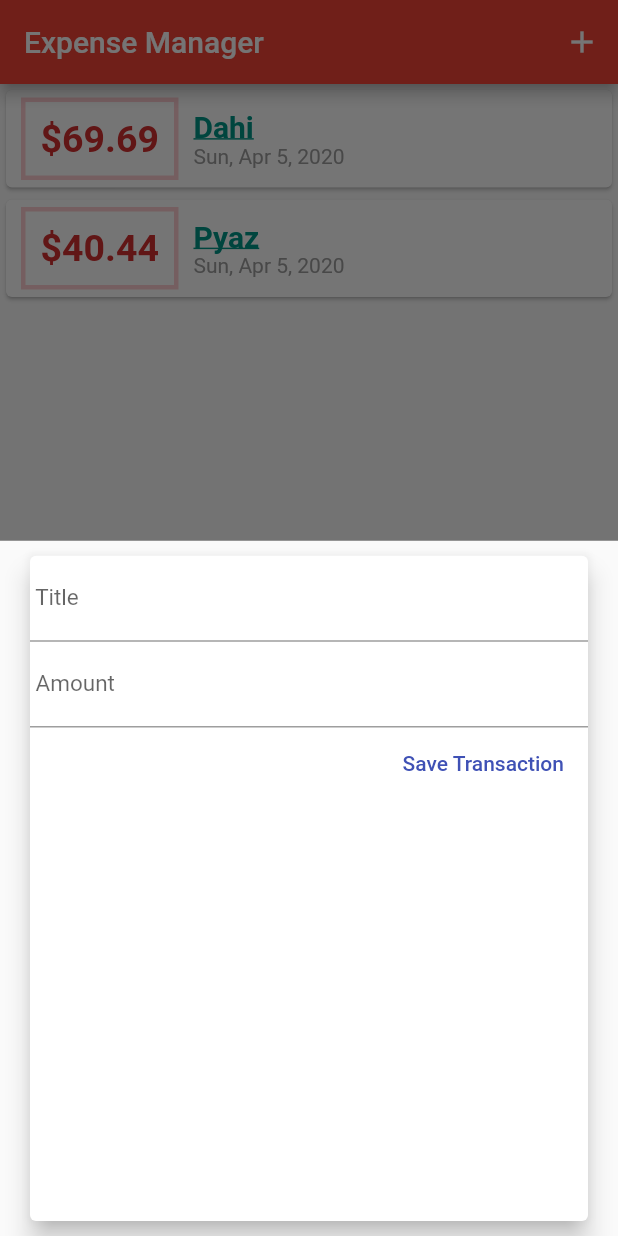
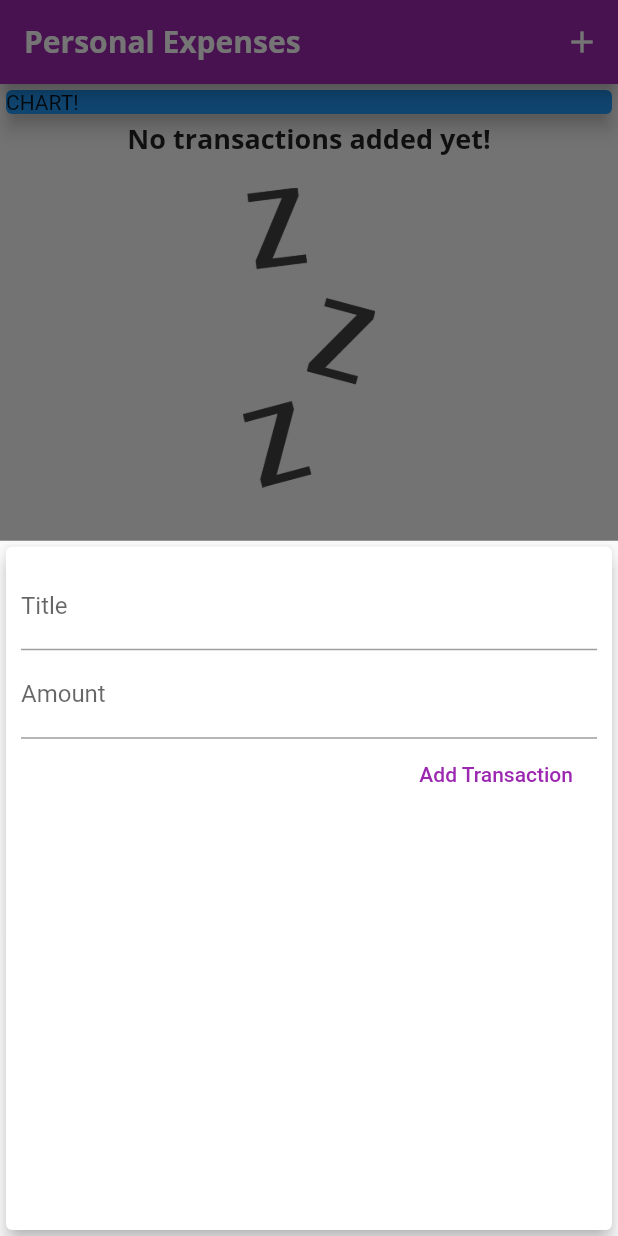
Before and after one commit to RaiAnsar/Expense_Manager, a Flutter app: the screen it shows after launch, after a tap on the "add" icon, on a phone screen of 412 x 824 dp. Run offline on Flutter 3.47's test engine with Material 2 defaults, Android fonts, the phone set to English and light mode, and no system bars.

Commit message:
Used Tuts Code

```diff
--- a/lib/Widgets/new_transaction.dart
+++ b/lib/Widgets/new_transaction.dart
@@ -1,11 +1,9 @@
 import 'package:flutter/material.dart';
 
 class NewTransaction extends StatefulWidget {
-  final Function addTransaction;
+  final Function addTx;
 
-  NewTransaction(this.addTransaction);
-
-
+  NewTransaction(this.addTx);
 
   @override
   _NewTransactionState createState() => _NewTransactionState();
@@ -16,59 +14,51 @@ class _NewTransactionState extends State<NewTransaction> {
 
   final amountController = TextEditingController();
 
-  triggerTransaction() {
-    final titleData = titleController.text;
-    final amountData = double.parse(amountController.text);
+  void submitData() {
+    final enteredTitle = titleController.text;
+    final enteredAmount = double.parse(amountController.text);
 
-    if (titleData == null || amountData <= 0) {
+    if (enteredTitle.isEmpty || enteredAmount <= 0) {
       return;
     }
-Navigator.of(context).pop(); //navigator to pop the top most screen/ here modal bottom sheet
-    widget.addTransaction(titleData, amountData);
+
+    widget.addTx(
+      enteredTitle,
+      enteredAmount,
+    );
+
+    Navigator.of(context).pop();
   }
 
   @override
   Widget build(BuildContext context) {
-
-    return Padding(
-      padding: const EdgeInsets.all(10),
-      child: Card(
-        margin: EdgeInsets.symmetric(horizontal: 10),
-        elevation: 7,
+    return Card(
+      elevation: 5,
+      child: Container(
+        padding: EdgeInsets.all(10),
         child: Column(
           crossAxisAlignment: CrossAxisAlignment.end,
           children: <Widget>[
             TextField(
-              style: TextStyle(
-                fontSize: 15,
-              ),
-              decoration: InputDecoration(labelText: " Title"),
+              decoration: InputDecoration(labelText: 'Title'),
               controller: titleController,
-              keyboardType: TextInputType.text, //TODO: redudandant
-              onSubmitted: (_) {
-                triggerTransaction();
-              },
-              // onChanged: (tValue) => titleText = tValue,
+              onSubmitted: (_) => submitData(),
+              // onChanged: (val) {
+              //   titleInput = val;
+              // },
             ),
             TextField(
-              style: TextStyle(fontSize: 15),
-              decoration: InputDecoration(labelText: " Amount"),
+              decoration: InputDecoration(labelText: 'Amount'),
               controller: amountController,
-              keyboardType: TextInputType.numberWithOptions(decimal: true),
-              onSubmitted: (_) {
-                triggerTransaction();
-              },
-              // onChanged: (aValue) => amountText = aValue,
+              keyboardType: TextInputType.number,
+              onSubmitted: (_) => submitData(),
+              // onChanged: (val) => amountInput = val,
             ),
             FlatButton(
-              onPressed: () {
-                triggerTransaction();
-                print(titleController.text);
-                print(amountController.text);
-              },
-              child: Text('Save Transaction'),
-              textColor: Colors.indigo,
-            )
+              child: Text('Add Transaction'),
+              textColor: Colors.purple,
+              onPressed: submitData,
+            ),
           ],
         ),
       ),
--- a/lib/Widgets/transaction_list.dart
+++ b/lib/Widgets/transaction_list.dart
@@ -1,62 +1,82 @@
 import 'package:flutter/material.dart';
 import 'package:intl/intl.dart';
 
+import '../models/transaction.dart';
+
 class TransactionList extends StatelessWidget {
-  TransactionList(this._userTransactions);
+  final List<Transaction> transactions;
 
-  final List _userTransactions;
+  TransactionList(this.transactions);
 
   @override
   Widget build(BuildContext context) {
     return Container(
-        height:MediaQuery.of(context).size.height,
-        child: ListView.builder(
-          itemBuilder: (context, index) {
-
+      height: 300,
+      child: transactions.isEmpty
+          ? Column(
+              children: <Widget>[
+                Text(
+                  'No transactions added yet!',
+                  style: Theme.of(context).textTheme.title,
+                ),
+                SizedBox(
+                  height: 20,
+                ),
+                Container(
+                    height: 200,
+                    child: Image.asset(
+                      'assets/images/waiting.png',
+                      fit: BoxFit.cover,
+                    )),
+              ],
+            )
+          : ListView.builder(
+              itemBuilder: (ctx, index) {
                 return Card(
-              //    elevation: 10,
                   child: Row(
                     children: <Widget>[
                       Container(
-                    child: Text(
-                      '\$${_userTransactions[index].amount.toStringAsFixed(2)}', //Imp
-                      style: TextStyle(
-                          fontSize: 25,
-                          fontWeight: FontWeight.bold,
-                          color: Theme.of(context).primaryColorDark),
+                        margin: EdgeInsets.symmetric(
+                          vertical: 10,
+                          horizontal: 15,
                         ),
-                    margin: EdgeInsets.symmetric(horizontal: 10, vertical: 5),
                         decoration: BoxDecoration(
-                      border: Border.all(color: Theme.of(context).primaryColorLight, width: 3),
+                          border: Border.all(
+                            color: Theme.of(context).primaryColor,
+                            width: 2,
+                          ),
                         ),
                         padding: EdgeInsets.all(10),
+                        child: Text(
+                          '\$${transactions[index].amount.toStringAsFixed(2)}',
+                          style: TextStyle(
+                            fontWeight: FontWeight.bold,
+                            fontSize: 20,
+                            color: Theme.of(context).primaryColor,
+                          ),
+                        ),
                       ),
                       Column(
                         crossAxisAlignment: CrossAxisAlignment.start,
                         children: <Widget>[
                           Text(
-                        _userTransactions[index].title,
-                        style: TextStyle(
-                            color: Theme.of(context).accentColor,
-                            fontSize: 20,
-                            fontWeight: FontWeight.w600,
-                            decoration: TextDecoration.underline),
+                            transactions[index].title,
+                            style: Theme.of(context).textTheme.title,
                           ),
                           Text(
-                          DateFormat.yMMMEd()
-                              .format(_userTransactions[index].date),
+                            DateFormat.yMMMd().format(transactions[index].date),
                             style: TextStyle(
                               color: Colors.grey,
-                          ))
+                            ),
+                          ),
                         ],
-                  )
+                      ),
                     ],
                   ),
                 );
               },
-          itemCount: _userTransactions.length,
-        ) //.toList(), //# Bro I'm lonely here
+              itemCount: transactions.length,
+            ),
     );
-    //);
   }
 }
--- a/lib/main.dart
+++ b/lib/main.dart
@@ -1,7 +1,8 @@
 import 'package:flutter/material.dart';
+
 import './widgets/new_transaction.dart';
-import 'widgets/transaction_list.dart';
-import 'models/transaction.dart';
+import './widgets/transaction_list.dart';
+import './models/transaction.dart';
 
 void main() => runApp(MyApp());
 
@@ -9,68 +10,116 @@ class MyApp extends StatelessWidget {
   @override
   Widget build(BuildContext context) {
     return MaterialApp(
-      title: 'Expense Manager Flutter',
+      title: 'Personal Expenses',
+      theme: ThemeData(
+          primarySwatch: Colors.purple,
+          accentColor: Colors.amber,
+          fontFamily: 'Quicksand',
+          textTheme: ThemeData.light().textTheme.copyWith(
+                title: TextStyle(
+                  fontFamily: 'OpenSans',
+                  fontWeight: FontWeight.bold,
+                  fontSize: 18,
+                ),
+              ),
+          appBarTheme: AppBarTheme(
+            textTheme: ThemeData.light().textTheme.copyWith(
+                  title: TextStyle(
+                    fontFamily: 'OpenSans',
+                    fontSize: 20,
+                    fontWeight: FontWeight.bold,
+                  ),
+                ),
+          )),
       home: MyHomePage(),
-      theme: ThemeData(primarySwatch: Colors.red, accentColor: Colors.teal, appBarTheme: AppBarTheme(color: Colors.lime)),
     );
   }
 }
 
 class MyHomePage extends StatefulWidget {
+  // String titleInput;
+  // String amountInput;
   @override
   _MyHomePageState createState() => _MyHomePageState();
 }
 
 class _MyHomePageState extends State<MyHomePage> {
-  final List<Transactoin> _userTransactions = [
-    Transactoin(id: '01', title: 'Dahi', amount: 69.69, date: DateTime.now()),
-    Transactoin(id: '02', title: 'Pyaz', amount: 40.44, date: DateTime.now()),
+  final List<Transaction> _userTransactions = [
+    // Transaction(
+    //   id: 't1',
+    //   title: 'New Shoes',
+    //   amount: 69.99,
+    //   date: DateTime.now(),
+    // ),
+    // Transaction(
+    //   id: 't2',
+    //   title: 'Weekly Groceries',
+    //   amount: 16.53,
+    //   date: DateTime.now(),
+    // ),
   ];
 
-  void _addTransaction(String tranTitle, double tranAmount) {
-    final newTransaction = Transactoin(
-        title: tranTitle,
-        amount: tranAmount,
-        date: DateTime.now(),
-        id: DateTime.now().toString());
+  void _addNewTransaction(String txTitle, double txAmount) {
+    final newTx = Transaction(
+      title: txTitle,
+      amount: txAmount,
+      date: DateTime.now(),
+      id: DateTime.now().toString(),
+    );
 
     setState(() {
-      _userTransactions.add(newTransaction);
+      _userTransactions.add(newTx);
     });
   }
 
-_startNewTransaction(BuildContext ctx) {
-  showModalBottomSheet(
+  void _startAddNewTransaction(BuildContext ctx) {
+    showModalBottomSheet(
       context: ctx,
       builder: (_) {
-        return NewTransaction(_addTransaction);
-      });
-}
+        return GestureDetector(
+          onTap: () {},
+          child: NewTransaction(_addNewTransaction),
+          behavior: HitTestBehavior.opaque,
+        );
+      },
+    );
+  }
 
   @override
   Widget build(BuildContext context) {
     return Scaffold(
       appBar: AppBar(
-        backgroundColor: Colors.red,
+        title: Text(
+          'Personal Expenses',
+        ),
         actions: <Widget>[
           IconButton(
             icon: Icon(Icons.add),
-            onPressed: () => _startNewTransaction(context),
-          )
+            onPressed: () => _startAddNewTransaction(context),
+          ),
         ],
-        title: Text('Expense Manager'),
+      ),
+      body: SingleChildScrollView(
+        child: Column(
+          // mainAxisAlignment: MainAxisAlignment.start,
+          crossAxisAlignment: CrossAxisAlignment.stretch,
+          children: <Widget>[
+            Container(
+              width: double.infinity,
+              child: Card(
+                color: Colors.blue,
+                child: Text('CHART!'),
+                elevation: 5,
+              ),
+            ),
+            TransactionList(_userTransactions),
+          ],
+        ),
       ),
       floatingActionButtonLocation: FloatingActionButtonLocation.centerFloat,
       floatingActionButton: FloatingActionButton(
         child: Icon(Icons.add),
-        onPressed: () => _startNewTransaction(context), //_startNewTransaction(context),
-      ),
-      body: SingleChildScrollView(
-        child: Column(
-          children: <Widget>[        //NewTransaction(_addTransaction),
-        TransactionList(_userTransactions),
-        ],
-        ),
+        onPressed: () => _startAddNewTransaction(context),
       ),
     );
   }
--- a/lib/models/transaction.dart
+++ b/lib/models/transaction.dart
@@ -1,12 +1,12 @@
 import 'package:flutter/foundation.dart';
 
-class Transactoin {
+class Transaction {
   final String id;
   final String title;
   final double amount;
   final DateTime date;
 
-  Transactoin({
+  Transaction({
     @required this.id,
     @required this.title,
     @required this.amount,
```
Also changed, not shown: pubspec.yaml (+16 -11 lines), assets/fonts/OpenSans-Bold.ttf (added), assets/fonts/OpenSans-Regular.ttf (added), assets/fonts/Quicksand-Bold.ttf (added), assets/fonts/Quicksand-Light.ttf (added), assets/fonts/Quicksand-Medium.ttf (added), assets/fonts/Quicksand-Regular.ttf (added), assets/images/waiting.png (added), pubspec.lock. Lines whose indentation alone changed are shown as unchanged.
